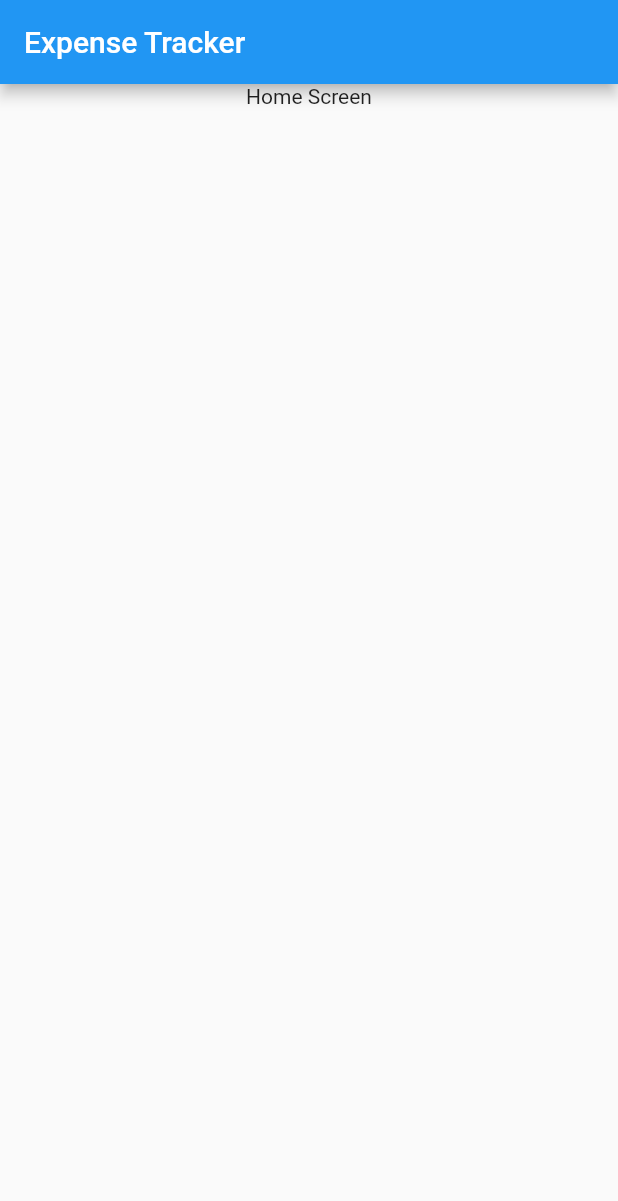
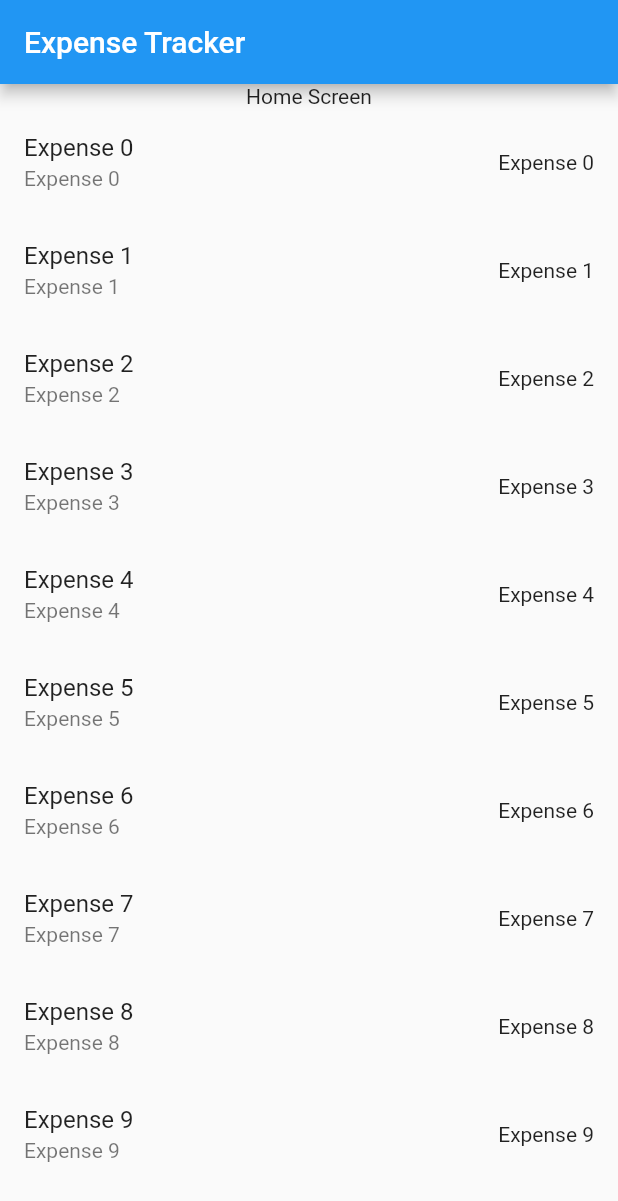
Before and after one commit to MarekAniol/expense_tracker, a Flutter app: the screen it shows after launch, on a phone screen of 412 x 824 dp. Shown: the top 1201 px of the screen. Run offline on Flutter 3.47's test engine with Material 2 defaults, Android fonts, the phone set to English and light mode, and no system bars; our stand-ins replace freezed_annotation, get_it, hive; accounts and stored records are empty; generated files the repository leaves out were written again.

Commit message:
Added expenses list widget

```diff
--- a/lib/presentaion/screens/home_screen/home_screen.dart
+++ b/lib/presentaion/screens/home_screen/home_screen.dart
@@ -1,3 +1,4 @@
+import 'package:expense_tracker/presentaion/screens/home_screen/widgets/expenses_list.dart';
 import 'package:flutter/material.dart';
 
 class HomeScreen extends StatelessWidget {
@@ -11,6 +12,9 @@ class HomeScreen extends StatelessWidget {
       mainAxisSize: MainAxisSize.min,
       children: [
         Text("Home Screen"),
+        Expanded(
+          child: ExpensesList(),
+        ),
       ],
     );
   }
--- /dev/null
+++ b/lib/presentaion/screens/home_screen/widgets/expenses_list.dart
@@ -0,0 +1,17 @@
+import 'package:flutter/material.dart';
+
+class ExpensesList extends StatelessWidget {
+  const ExpensesList({super.key});
+
+  @override
+  Widget build(BuildContext context) {
+    return ListView.builder(
+      itemCount: 10,
+      itemBuilder: (context, index) => ListTile(
+        title: Text('Expense $index'),
+        subtitle: Text('Expense $index'),
+        trailing: Text('Expense $index'),
+      ),
+    );
+  }
+}
```
